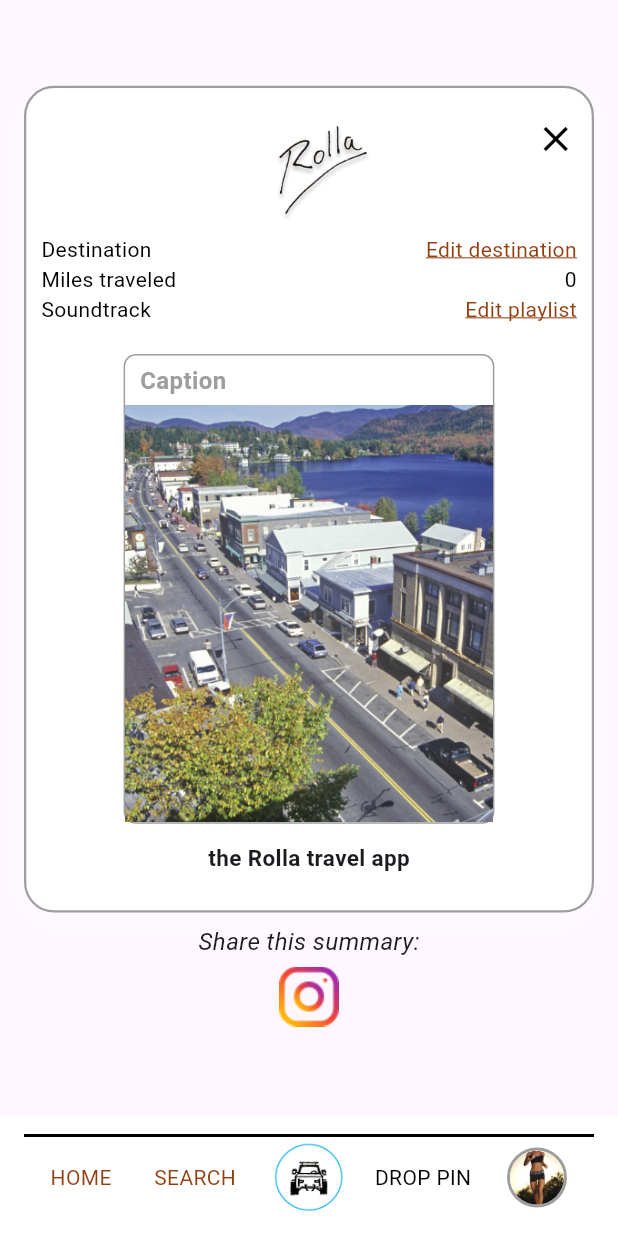
After one commit to kstar0102/RollaTravel, a Flutter app: the ChoosenLocationScreen screen opened directly, on a phone screen of 412 x 824 dp. The commit adds this screen. Run offline on Flutter 3.47's test engine with Material 3 defaults, Android fonts, the phone set to English and light mode, and no system bars; our stand-ins replace camera, flutter_map, flutter_riverpod, flutter_screenutil, flutter_typeahead, freezed_annotation and 8 more.

Commit message:
choose location page UI

```diff
--- /dev/null
+++ b/lib/src/screen/droppin/choosen_location_screen.dart
@@ -0,0 +1,248 @@
+import 'package:RollaStrava/src/screen/trip/start_trip.dart';
+import 'package:flutter_riverpod/flutter_riverpod.dart';
+import 'package:flutter/material.dart';
+import 'package:RollaStrava/src/utils/index.dart';
+import 'package:RollaStrava/src/widget/bottombar.dart';
+import 'package:RollaStrava/src/translate/en.dart';
+import 'package:RollaStrava/src/constants/app_styles.dart';
+
+class ChoosenLocationScreen extends ConsumerStatefulWidget{
+  const ChoosenLocationScreen({super.key});
+
+  @override
+  ConsumerState<ChoosenLocationScreen> createState() => ChoosenLocationScreenState();
+}
+
+class ChoosenLocationScreenState extends ConsumerState<ChoosenLocationScreen> {
+  double screenHeight = 0;
+  double keyboardHeight = 0;
+  final int _currentIndex = 3;
+
+  @override
+  void initState() {
+    super.initState();
+  }
+
+  @override
+  void dispose() {
+    super.dispose();
+  }
+
+  Future<bool> _onWillPop() async {
+    return false;
+  }
+
+  @override
+  Widget build(BuildContext context) {
+    return Scaffold(
+      body: WillPopScope(
+        onWillPop: _onWillPop,
+        child: Padding(
+          padding: const EdgeInsets.all(16.0),
+          child: Column(
+            crossAxisAlignment: CrossAxisAlignment.center,
+            children: [
+              SizedBox(height: vhh(context, 5),),
+              Container(
+                decoration: BoxDecoration(
+                  color: Colors.white,
+                  border: Border.all(color: Colors.grey, width: 1.5),
+                  borderRadius: BorderRadius.circular(20),
+                  boxShadow: [
+                    BoxShadow(
+                      color: Colors.white.withOpacity(0.9),
+                      spreadRadius: -5,
+                      blurRadius: 15,
+                      offset: const Offset(0, 5), // Only apply shadow at the top
+                    ),
+                  ],
+                ),
+                child: Column(
+                  children: [
+                    Stack(
+                      children: [
+                        Center(
+                          child: GestureDetector(
+                            onTap: () {
+                              // Handle tap on the logo if needed
+                            },
+                            child: Image.asset(
+                              'assets/images/icons/logo.png', // Replace with your logo asset path
+                              height: vh(context, 13),
+                            ),
+                          ),
+                        ),
+                        Positioned(
+                          right: 0,
+                          top: 10,
+                          child: IconButton(
+                            icon: const Icon(Icons.close, color: Colors.black, size: 28),
+                            onPressed: () {
+                              Navigator.pop(context); // Close action
+                            },
+                          ),
+                        ),
+                      ],
+                    ),
+                    const Padding(
+                      padding: EdgeInsets.symmetric(horizontal: 10.0), // Adjust the value as needed
+                      child: Row(
+                        mainAxisAlignment: MainAxisAlignment.spaceBetween,
+                        children: [
+                          Text(
+                            destination,
+                            style: TextStyle(
+                              color: kColorBlack,
+                              fontSize: 14,
+                            ),
+                          ),
+                          Text(
+                            edit_destination,
+                            style: TextStyle(
+                              color: kColorButtonPrimary,
+                              fontSize: 14,
+                              decoration: TextDecoration.underline,
+                              decorationColor: kColorButtonPrimary,
+                            ),
+                          ),
+                        ],
+                      ),
+                    ),
+                    const Padding(
+                      padding: EdgeInsets.symmetric(horizontal: 10.0), // Adjust the value as needed
+                      child: Row(
+                        mainAxisAlignment: MainAxisAlignment.spaceBetween,
+                        children: [
+                          Text(
+                            miles_traveled,
+                            style: TextStyle(
+                              color: kColorBlack,
+                              fontSize: 14,
+                            ),
+                          ),
+                          Text(
+                            "0",
+                            style: TextStyle(
+                              color: kColorBlack,
+                              fontSize: 14,
+                            ),
+                          ),
+                        ],
+                      ),
+                    ),
+                    const Padding(
+                      padding: EdgeInsets.symmetric(horizontal: 10.0), // Adjust the value as needed
+                      child: Row(
+                        mainAxisAlignment: MainAxisAlignment.spaceBetween,
+                        children: [
+                          Text(
+                            soundtrack,
+                            style: TextStyle(
+                              color: kColorBlack,
+                              fontSize: 14,
+                            ),
+                          ),
+                          Text(
+                            edit_playlist,
+                            style: TextStyle(
+                              color: kColorButtonPrimary,
+                              fontSize: 14,
+                              decoration: TextDecoration.underline,
+                              decorationColor: kColorButtonPrimary,
+                            ),
+                          ),
+                        ],
+                      ),
+                    ),
+                    const SizedBox(height: 20),
+                    Center(
+                      child: SizedBox(
+                        width: vww(context, 60),
+                        height: vhh(context, 45),
+                        child: Column(
+                          children: [
+                            Container(
+                              height: vhh(context, 38),
+                              decoration: BoxDecoration(
+                                border: Border.all(color: Colors.grey, width: 1.0), // Set border color and width
+                                borderRadius: BorderRadius.circular(8.0), // Optional: Add border radius for rounded corners
+                              ),
+                              child: Column(
+                                children: [
+                                  const Align(
+                                    alignment: Alignment.centerLeft,
+                                    child: Padding(
+                                      padding: EdgeInsets.only(left: 10.0, top: 5, bottom: 5),
+                                        child: Text(
+                                        "Caption",
+                                        style: TextStyle(
+                                          fontSize: 16,
+                                          fontWeight: FontWeight.bold,
+                                          color: Colors.grey,
+                                        ),
+                                      ),
+                                    ),
+                                  ),
+                                  // Image
+                                  Expanded(
+                                    child: Image.asset(
+                                      "assets/images/background/Lake1.png",
+                                      fit: BoxFit.cover,
+                                      width: vww(context, 100),
+                                    ),
+                                  ),
+                                ],
+                              ),
+                            ),
+                            SizedBox(height: vhh(context, 0.5)),
+                            const Padding(
+                              padding: EdgeInsets.only(top: 8.0),
+                              child: Text(
+                                "the Rolla travel app",
+                                style: TextStyle(
+                                  fontSize: 15,
+                                  fontWeight: FontWeight.bold,
+                                ),
+                              ),
+                            ),
+                          ],
+                        ),
+                      ),
+                    ),
+                  ],
+                ),
+              ),
+              const Padding(
+                padding: EdgeInsets.only(top: 8.0),
+                child: Text(
+                  "Share this summary:",
+                  style: TextStyle(
+                    fontSize: 16,
+                    fontStyle: FontStyle.italic
+                  ),
+                ),
+              ),
+              GestureDetector(
+                onTap: () {
+                  Navigator.pushReplacement(
+                    context,
+                    PageRouteBuilder(
+                        pageBuilder: (context, animation1, animation2) => const StartTripScreen(),
+                        transitionDuration: Duration.zero,
+                        reverseTransitionDuration: Duration.zero,
+                    ),
+                  );
+                },
+                child: Image.asset(
+                  "assets/images/icons/share.png",
+                  height: 50,
+                ),
+              ),
+            ],
+          ),
+        ),
+      ),
+      bottomNavigationBar: BottomNavBar(currentIndex: _currentIndex),
+    );
+  }
+}
--- a/lib/src/screen/droppin/select_locaiton_screen.dart
+++ b/lib/src/screen/droppin/select_locaiton_screen.dart
@@ -1,5 +1,6 @@
 import 'package:RollaStrava/src/constants/app_styles.dart';
 import 'package:RollaStrava/src/screen/droppin/another_location_screen.dart';
+import 'package:RollaStrava/src/screen/droppin/choosen_location_screen.dart';
 import 'package:flutter/material.dart';
 import 'package:flutter_map/flutter_map.dart';
 import 'package:flutter_riverpod/flutter_riverpod.dart';
@@ -144,6 +145,10 @@
         );
       },
     );
+  }
+
+  void _dropPinSelected(){
+    Navigator.push(context, MaterialPageRoute(builder: (context) => const ChoosenLocationScreen()));
   }
 
   Future<bool> _onWillPop() async {
@@ -306,9 +311,7 @@
                 child: Padding(
                   padding: const EdgeInsets.symmetric(horizontal: 16.0),
                   child: ElevatedButton(
-                    onPressed: () {
-                      // Navigator.of(context).pop(_currentLocation);
-                    },
+                    onPressed: _dropPinSelected,
                     style: ElevatedButton.styleFrom(
                       padding: EdgeInsets.zero,
                       backgroundColor: kColorHereButton,
--- a/lib/src/screen/trip/destination_screen.dart
+++ b/lib/src/screen/trip/destination_screen.dart
@@ -5,7 +5,6 @@
 import 'package:http/http.dart' as http;
 import 'dart:convert';
 import 'package:flutter_typeahead/flutter_typeahead.dart';
-import 'package:flutter_map/flutter_map.dart';
 
 class DestinationScreen extends ConsumerStatefulWidget{
   final String initialDestination;
```
